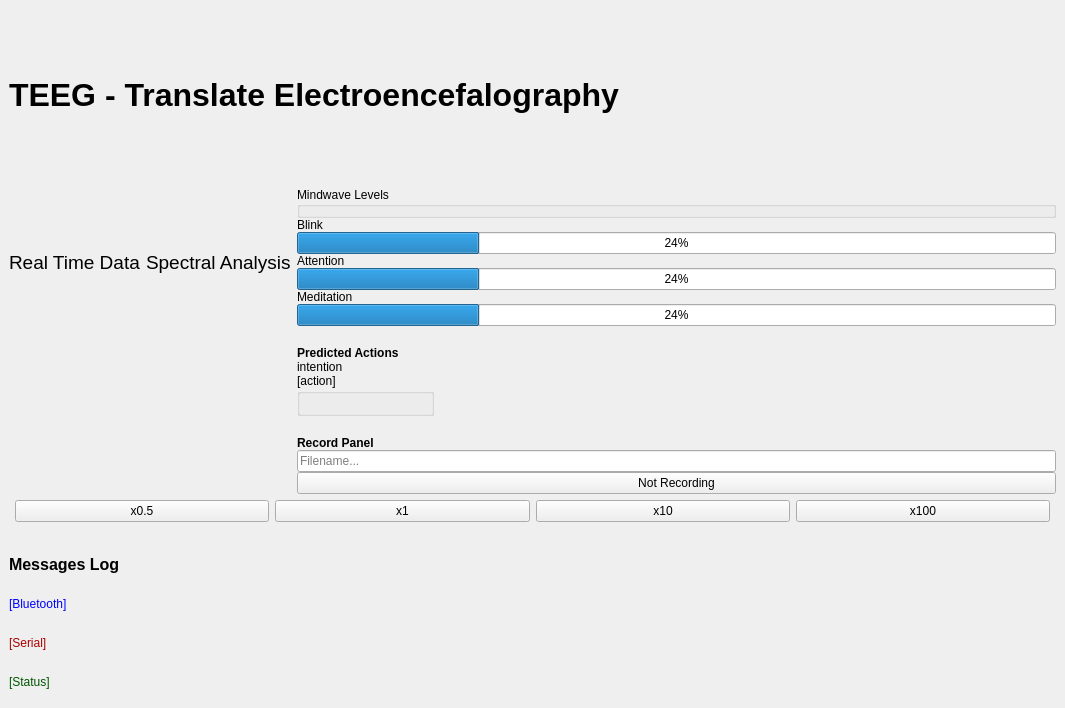
ITA-ftuyama/TG, file app/gui.ui: the form before one commit.
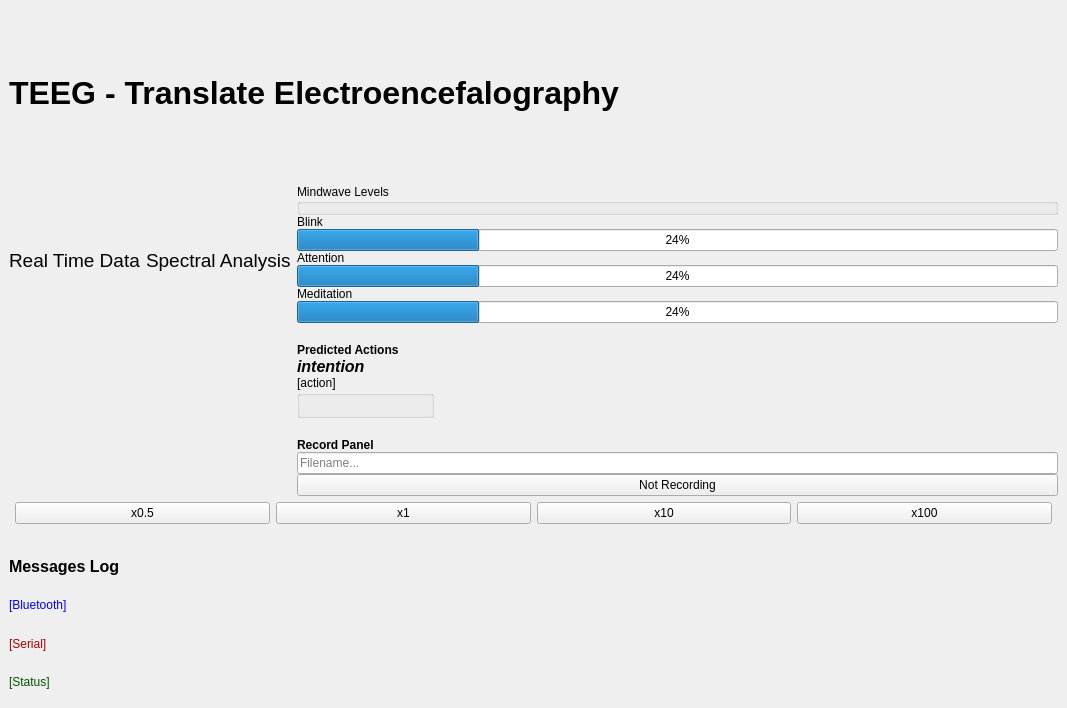
The form after the commit. Custom widgets are drawn as their Qt base class.

Diff of the .ui file:
```diff
--- a/app/gui.ui
+++ b/app/gui.ui
@@ -6,7 +6,7 @@
    <rect>
     <x>0</x>
     <y>0</y>
-    <width>1065</width>
+    <width>1067</width>
     <height>708</height>
    </rect>
   </property>
@@ -157,6 +157,14 @@
         </item>
         <item>
          <widget class="QLabel" name="intention_label">
+          <property name="font">
+           <font>
+            <pointsize>12</pointsize>
+            <weight>75</weight>
+            <italic>true</italic>
+            <bold>true</bold>
+           </font>
+          </property>
           <property name="text">
            <string>intention</string>
           </property>
```
